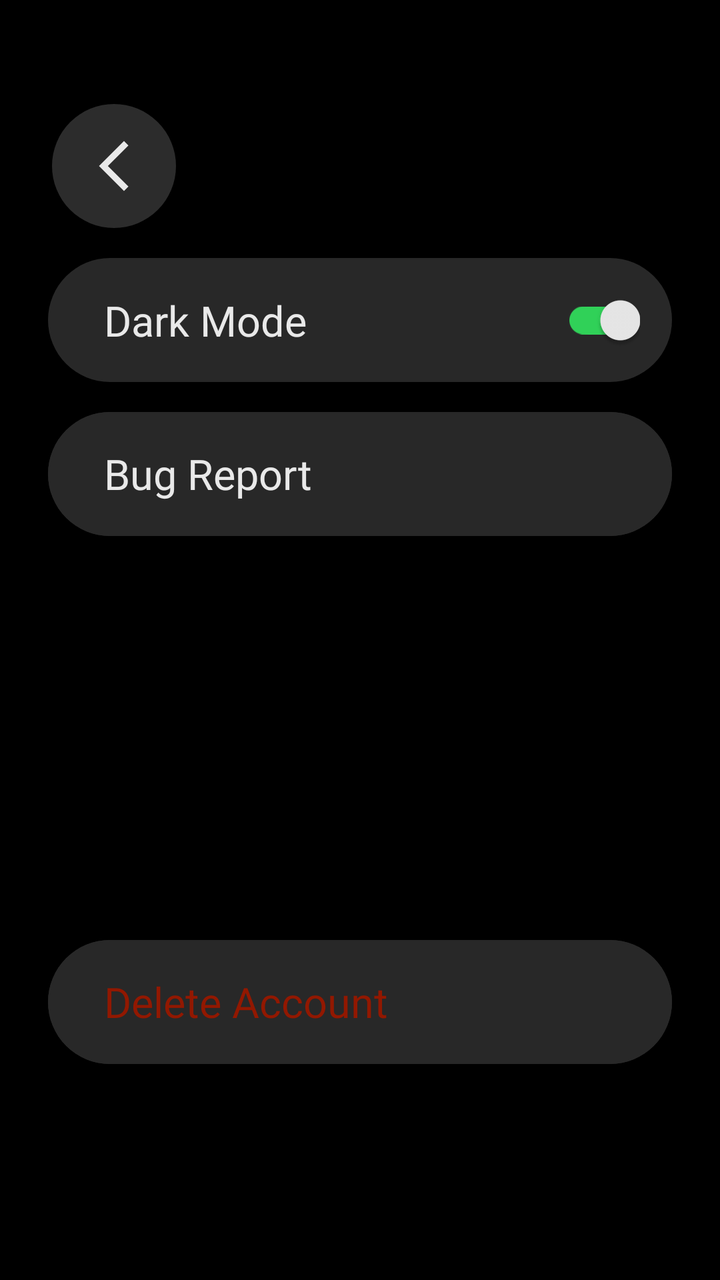
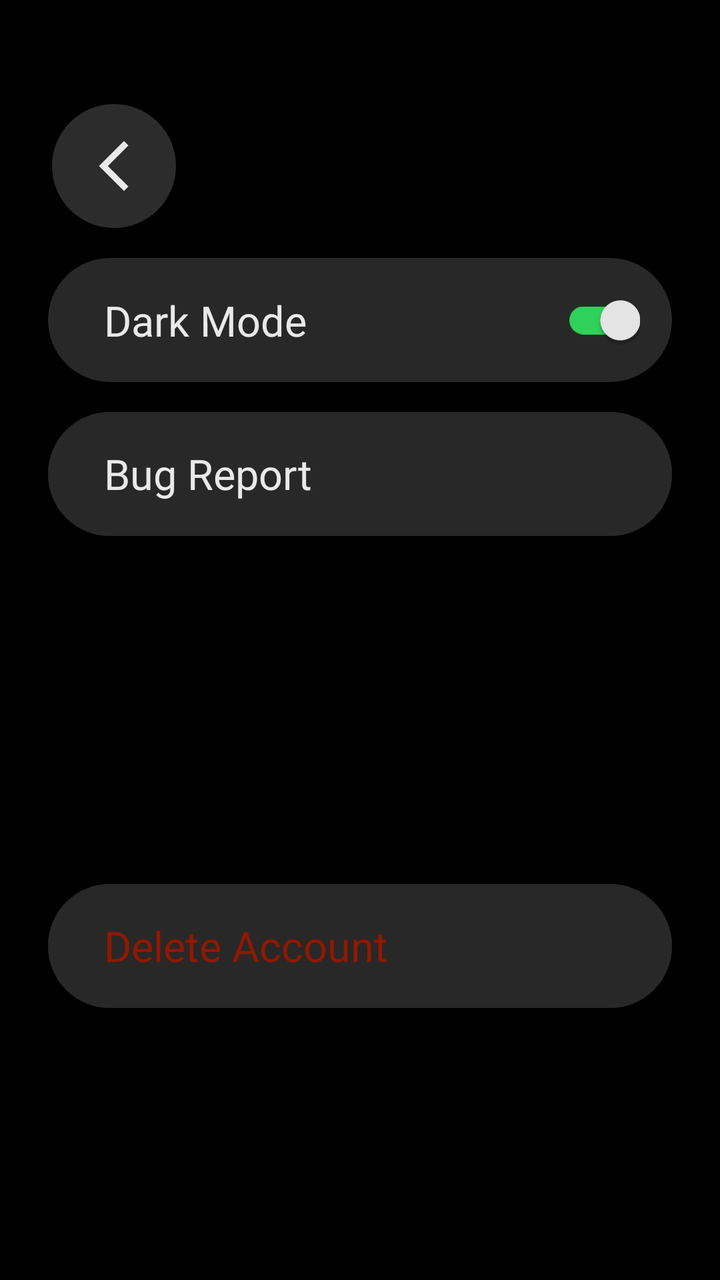

Before-and-after screenshots of an Android layout around one commit, followed by the original layout XML and the change that was made.
<!-- AndroidManifest.xml: application theme Theme.MyApplication_Java -->
<!-- res/layout/fragment_settings.xml -->
<?xml version="1.0" encoding="utf-8"?>
<androidx.constraintlayout.widget.ConstraintLayout xmlns:android="http://schemas.android.com/apk/res/android"
    xmlns:app="http://schemas.android.com/apk/res-auto"
    android:layout_width="match_parent"
    android:layout_height="match_parent"
    android:background="#000000">

    <ImageButton
        android:id="@+id/back_button"
        android:layout_width="62dp"
        android:layout_height="62dp"
        android:layout_marginStart="26dp"
        android:layout_marginTop="52dp"
        android:background="@drawable/settings_circle_button"
        android:contentDescription="@string/back"
        android:padding="16dp"
        android:src="@drawable/back_icon"
        android:tint="#E9E9E9"
        app:layout_constraintStart_toStartOf="parent"
        app:layout_constraintTop_toTopOf="parent" />

    <androidx.constraintlayout.widget.ConstraintLayout
        android:id="@+id/dark_mode_row"
        android:layout_width="0dp"
        android:layout_height="62dp"
        android:layout_marginStart="24dp"
        android:layout_marginTop="15dp"
        android:layout_marginEnd="24dp"
        android:background="@drawable/settings_button_background"
        android:paddingStart="28dp"
        android:paddingEnd="16dp"
        app:layout_constraintEnd_toEndOf="parent"
        app:layout_constraintStart_toStartOf="parent"
        app:layout_constraintTop_toBottomOf="@id/back_button">

        <TextView
            android:id="@+id/dark_mode_label"
            android:layout_width="wrap_content"
            android:layout_height="wrap_content"
            android:text="Dark Mode"
            android:textColor="#E9E9E9"
            android:textSize="21sp"
            android:fontFamily="@font/inter_bold"
            app:layout_constraintBottom_toBottomOf="parent"
            app:layout_constraintStart_toStartOf="parent"
            app:layout_constraintTop_toTopOf="parent" />

        <com.google.android.material.switchmaterial.SwitchMaterial
            android:id="@+id/dark_mode_switch"
            android:layout_width="wrap_content"
            android:layout_height="wrap_content"
            android:checked="true"
            android:labelFor="@id/dark_mode_label"
            android:minWidth="64dp"
            android:minHeight="48dp"
            app:thumbTint="@color/settings_switch_thumb"
            app:trackTint="@color/settings_switch_track"
            app:layout_constraintBottom_toBottomOf="parent"
            app:layout_constraintEnd_toEndOf="parent"
            app:layout_constraintTop_toTopOf="parent"
            app:useMaterialThemeColors="false" />
    </androidx.constraintlayout.widget.ConstraintLayout>

    <com.google.android.material.button.MaterialButton
        android:id="@+id/bug_report"
        style="@style/text_style"
        android:layout_width="0dp"
        android:layout_height="62dp"
        android:layout_marginStart="24dp"
        android:layout_marginTop="15dp"
        android:layout_marginEnd="24dp"
        android:backgroundTint="#282828"
        android:gravity="center_vertical|start"
        android:insetBottom="0dp"
        android:insetTop="0dp"
        android:text="Bug Report"
        android:textColor="#E9E9E9"
        android:textSize="21sp"
        android:letterSpacing="0"
        android:paddingStart="28dp"
        android:paddingEnd="28dp"
        app:cornerRadius="31dp"
        app:layout_constraintEnd_toEndOf="parent"
        app:layout_constraintStart_toStartOf="parent"
        app:layout_constraintTop_toBottomOf="@+id/dark_mode_row" />

    <com.google.android.material.button.MaterialButton
        android:id="@+id/delete_account_button"
        style="@style/text_style"
        android:layout_width="0dp"
        android:layout_height="62dp"
        android:layout_marginStart="24dp"
        android:layout_marginEnd="24dp"
        android:layout_marginBottom="108dp"
        android:backgroundTint="#282828"
        android:gravity="center_vertical|start"
        android:insetBottom="0dp"
        android:insetTop="0dp"
        android:letterSpacing="0"
        android:paddingStart="28dp"
        android:paddingEnd="28dp"
        android:text="Delete Account"
        android:textColor="#921800"
        android:textSize="21sp"
        app:cornerRadius="31dp"
        app:layout_constraintBottom_toBottomOf="parent"
        app:layout_constraintEnd_toEndOf="parent"
        app:layout_constraintStart_toStartOf="parent" />


</androidx.constraintlayout.widget.ConstraintLayout>
<!-- resources referenced by this layout -->
<resources>
  <!-- drawable back_icon (drawable) -->
  <vector xmlns:android="http://schemas.android.com/apk/res/android" android:autoMirrored="true" android:height="30dp" android:tint="#FFFFFF" android:viewportHeight="960" android:viewportWidth="960" android:width="30dp">
        
      <path android:fillColor="@android:color/white" android:pathData="M640,880L240,480L640,80L711,151L382,480L711,809L640,880Z"/>
      
  </vector>
  <!-- drawable settings_button_background (drawable) -->
  <?xml version="1.0" encoding="utf-8"?>
  <shape xmlns:android="http://schemas.android.com/apk/res/android">
      <solid android:color="#282828" />
      <corners android:radius="31dp" />
  </shape>
  <!-- drawable settings_circle_button (drawable) -->
  <?xml version="1.0" encoding="utf-8"?>
  <shape xmlns:android="http://schemas.android.com/apk/res/android"
      android:shape="oval">
      <solid android:color="#33D9D9D9" />
  </shape>
  <string name="back">Back</string>
  <style name="text_style" parent="Widget.MaterialComponents.Button">
          <item name="android:fontFamily">@font/inter_bold</item>
          <item name="android:textAllCaps">false</item>
      </style>
  <style name="Theme.MyApplication_Java" parent="Theme.MaterialComponents.DayNight.NoActionBar">
          
          <item name="colorPrimary">@color/purple_500</item>
          <item name="colorPrimaryVariant">@color/purple_700</item>
          <item name="colorOnPrimary">@color/white</item>
          
          <item name="colorSecondary">@color/teal_200</item>
          <item name="colorSecondaryVariant">@color/teal_700</item>
          <item name="colorOnSecondary">@color/black</item>
          
          <item name="android:statusBarColor">?attr/colorPrimaryVariant</item>
          
      </style>
  <color name="purple_500">#FF6200EE</color>
  <color name="purple_700">#FF3700B3</color>
  <color name="white">#FFFFFFFF</color>
  <color name="teal_200">#FF03DAC5</color>
  <color name="teal_700">#FF018786</color>
  <color name="black">#FF000000</color>
</resources>

<!-- the commit's change to res/layout/fragment_settings.xml (unified diff, before → after) -->
@@ -91,7 +91,7 @@
         android:layout_height="62dp"
         android:layout_marginStart="24dp"
         android:layout_marginEnd="24dp"
-        android:layout_marginBottom="108dp"
+        android:layout_marginBottom="136dp"
         android:backgroundTint="#282828"
         android:gravity="center_vertical|start"
         android:insetBottom="0dp"
